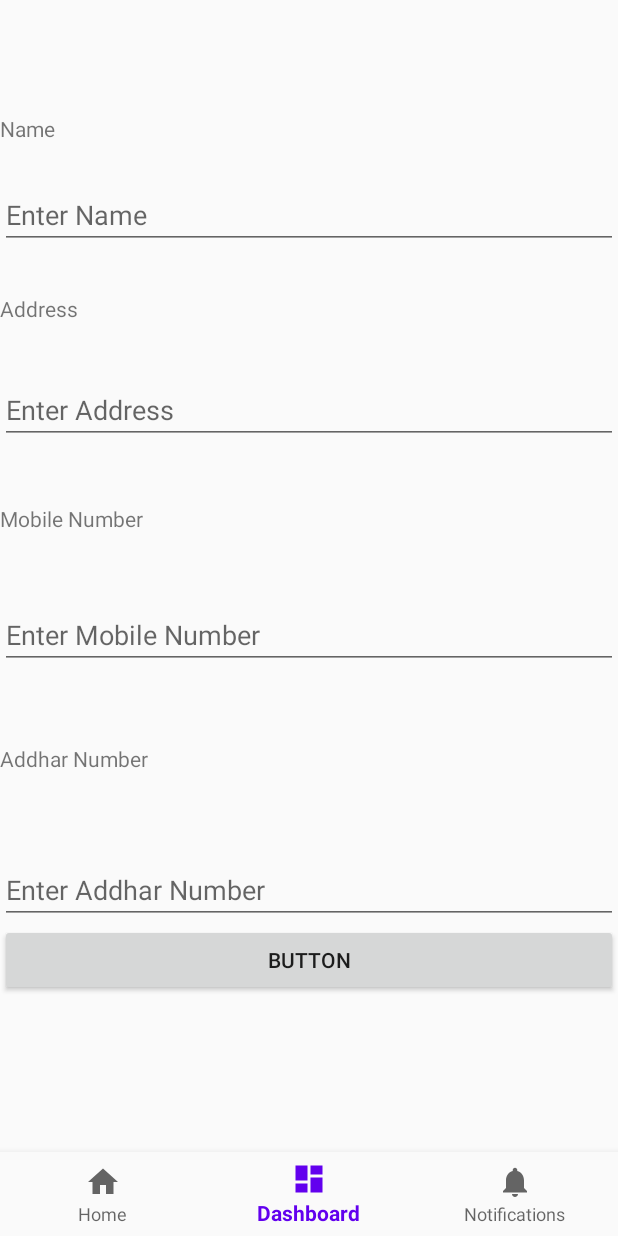
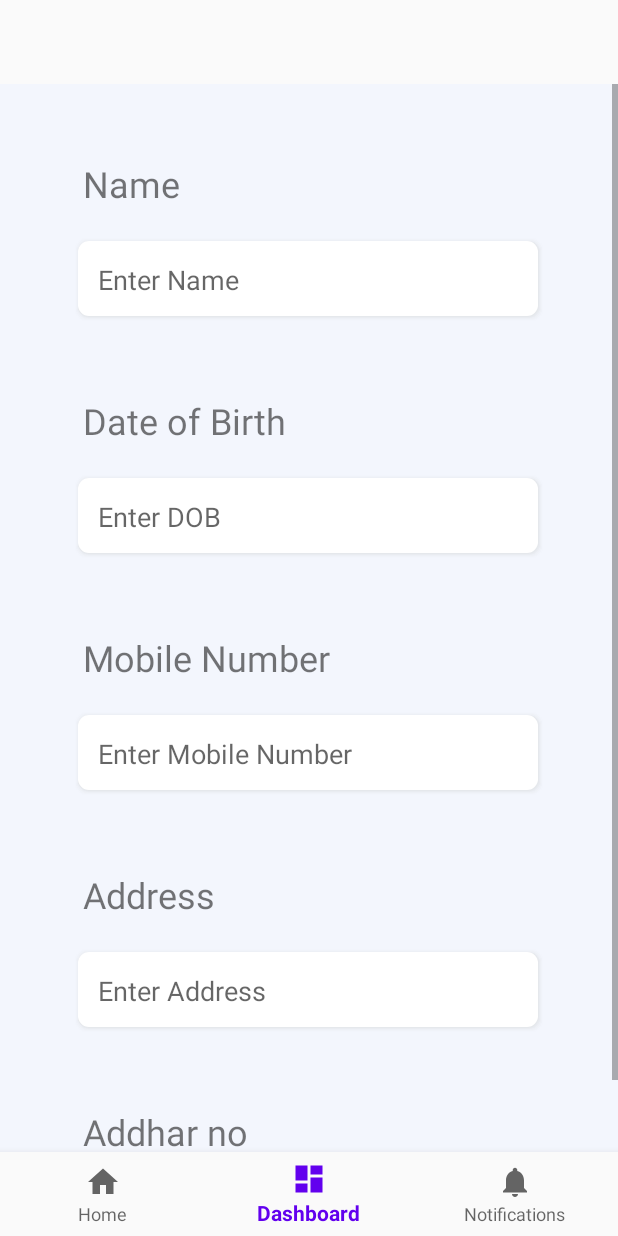
Before and after one commit to Atharva1449/Academia_android, an Android app: the DashboardFragment screen opened through its navigation route, on a phone screen of 412 x 824 dp. Run offline under Robolectric (Android 15) with nearby library versions, the phone set to English and light mode, and no system bars; our stand-ins replace navigation-ui.

Commit message:
dashboard changes

```diff
--- a/app/src/main/java/com/theonedayapps/academiaa/User_Info_Activity.java
+++ b/app/src/main/java/com/theonedayapps/academiaa/User_Info_Activity.java
@@ -59,6 +59,7 @@ public class User_Info_Activity extends AppCompatActivity {
         String dept=intent.getStringExtra("Dept");
         String addyear=intent.getStringExtra("AddYear");
         String name1=intent.getStringExtra("Name");
+        String dob1=intent.getStringExtra("Dob");
         String address1=intent.getStringExtra("Address");
         String mobileno1=intent.getStringExtra("MobileNo");
         String addharno1=intent.getStringExtra("AddharNo");
@@ -69,7 +70,7 @@ public class User_Info_Activity extends AppCompatActivity {
 
             try{
 
-                URL url = new URL("https://script.google.com/macros/s/AKfycbyANe7fzZnVWowEJYRF-pv6wSL3heScpin6jVPKLBT7JxWb0cqLHHuCKmPrx5KZmQMMsg/exec");
+                URL url = new URL("https://script.google.com/macros/s/AKfycbx-HG3OgDuC55ZcYklBLW_m7-jGeZZma3hzrpagHbmqpSB0tjb-VJVYAuU1AlFb5RmCqA/exec");
 
                 JSONObject postDataParams = new JSONObject();
 
@@ -81,6 +82,7 @@ public class User_Info_Activity extends AppCompatActivity {
                 postDataParams.put("department",dept);
                 postDataParams.put("addyear",addyear);
                 postDataParams.put("name",name1);
+                postDataParams.put("dob",dob1);
                 postDataParams.put("address",address1);
                 postDataParams.put("mobileno",mobileno1);
                 postDataParams.put("addharno",addharno1);
--- a/app/src/main/java/com/theonedayapps/academiaa/ui/dashboard/DashboardFragment.java
+++ b/app/src/main/java/com/theonedayapps/academiaa/ui/dashboard/DashboardFragment.java
@@ -22,6 +22,7 @@ public class DashboardFragment extends Fragment {
 
     private DashboardViewModel dashboardViewModel;
     private EditText name;
+    private EditText dob;
     private EditText address;
     private EditText mobileno;
     private EditText addharno;
@@ -30,6 +31,7 @@ public class DashboardFragment extends Fragment {
     private String Address;
     private String MobileNo;
     private String AddharNo;
+    private String Dob;
     public View onCreateView(@NonNull LayoutInflater inflater,
                              ViewGroup container, Bundle savedInstanceState) {
         dashboardViewModel =
@@ -41,15 +43,17 @@ public class DashboardFragment extends Fragment {
             public void onChanged(@Nullable String s) {
 
                 name=root.findViewById(R.id.ais_name);
-                address=root.findViewById(R.id.ais_address);
-                mobileno=root.findViewById(R.id.ais_mobile_number);
-                addharno=root.findViewById(R.id.ais_Addhar);
+                dob=root.findViewById(R.id.ais_Date_of_Birth);
+                address=root.findViewById(R.id.ais_Address);
+                mobileno=root.findViewById(R.id.ais_Mobileno);
+                addharno=root.findViewById(R.id.ais_Addharno);
 
                 button=root.findViewById(R.id.ais_save_dashboard);
                 button.setOnClickListener(new View.OnClickListener() {
                     @Override
                     public void onClick(View v) {
                         Name=name.getText().toString().trim();
+                        Dob=dob.getText().toString().trim();
                         Address=address.getText().toString().trim();
                         MobileNo=mobileno.getText().toString().trim();
                         AddharNo=addharno.getText().toString().trim();
@@ -57,6 +61,7 @@ public class DashboardFragment extends Fragment {
 
                             Intent intent=new Intent(getActivity(), User_Info_Activity.class);
                             intent.putExtra("Name",Name);
+                            intent.putExtra("Dob",Dob);
                             intent.putExtra("Address",Address);
                             intent.putExtra("MobileNo",MobileNo);
                             intent.putExtra("AddharNo",AddharNo);
--- a/app/src/main/java/com/theonedayapps/academiaa/ui/home/HomeFragment.java
+++ b/app/src/main/java/com/theonedayapps/academiaa/ui/home/HomeFragment.java
@@ -10,18 +10,15 @@ import android.widget.EditText;
 import android.widget.RadioButton;
 import android.widget.RadioGroup;
 import android.widget.TextView;
-import android.widget.Toast;
 
 import androidx.annotation.NonNull;
 import androidx.annotation.Nullable;
 import androidx.fragment.app.Fragment;
-import androidx.fragment.app.FragmentTransaction;
 import androidx.lifecycle.Observer;
 import androidx.lifecycle.ViewModelProvider;
 
 import com.theonedayapps.academiaa.R;
 import com.theonedayapps.academiaa.User_Info_Activity;
-import com.theonedayapps.academiaa.ui.dashboard.DashboardFragment;
 
 public class HomeFragment extends Fragment {
 
@@ -90,7 +87,7 @@ public class HomeFragment extends Fragment {
                 });
 
 // Addmission year
-                date_Add=root.findViewById(R.id.ais_date);
+                date_Add=root.findViewById(R.id.ais_name);
 
 
 
--- a/app/src/main/res/layout/fragment_dashboard.xml
+++ b/app/src/main/res/layout/fragment_dashboard.xml
@@ -5,90 +5,185 @@
     android:layout_width="match_parent"
     android:layout_height="match_parent"
     android:orientation="vertical"
+    android:background = "#F3F6FD"
     tools:context=".ui.dashboard.DashboardFragment">
 
+
     <ScrollView
-        android:id="@+id/ais_scroll_view"
         android:layout_width="match_parent"
-        android:layout_height="match_parent"
-        >
+        android:layout_height="match_parent">
 
         <LinearLayout
             android:layout_width="match_parent"
             android:layout_height="wrap_content"
             android:orientation="vertical">
 
+
+            <LinearLayout
+                android:layout_width="match_parent"
+                android:layout_height="match_parent"
+                android:orientation="vertical">
+
                 <TextView
-                android:id="@+id/ais_name_textView"
-                android:layout_width="wrap_content"
-                android:layout_height="match_parent"
+                    android:id="@+id/ais_textView_name"
+                    android:layout_width="match_parent"
+                    android:layout_height="wrap_content"
+                    android:layout_marginLeft="55dp"
+                    android:layout_marginTop="50dp"
+                    android:layout_marginRight="50dp"
                     android:text="Name"
-                android:layout_marginTop="20dp"/>
+                    android:textSize="24sp" />
+
 
                 <EditText
                     android:id="@+id/ais_name"
                     android:layout_width="match_parent"
                     android:layout_height="wrap_content"
                     android:ems="10"
+                    android:background="@drawable/fullshape_with_shadow"
+
+                    android:layout_marginTop="20dp"
                     android:hint="Enter Name"
-                android:inputType="textPersonName"
-                android:layout_marginTop="25dp"/>
+                    android:padding="15dp"
+                    android:layout_marginLeft="50dp"
+                    android:layout_marginRight="50dp"
+                    android:inputType="textPersonName" />
+            </LinearLayout>
+
+            <LinearLayout
+                android:layout_width="match_parent"
+                android:layout_height="match_parent"
+                android:orientation="vertical">
 
                 <TextView
-                android:id="@+id/ais_add_textView"
+                    android:id="@+id/ais_textView_Date_Of_Birth"
                     android:layout_width="match_parent"
                     android:layout_height="wrap_content"
-                android:layout_marginTop="30dp"
-                android:text="Address" />
+                    android:layout_marginLeft="55dp"
+                    android:layout_marginTop="50dp"
+                    android:layout_marginRight="50dp"
+                    android:text="Date of Birth"
+                    android:textSize="24sp" />
+
 
                 <EditText
-                android:id="@+id/ais_address"
+                    android:id="@+id/ais_Date_of_Birth"
                     android:layout_width="match_parent"
                     android:layout_height="wrap_content"
                     android:ems="10"
-                android:layout_marginTop="35dp"
-                android:hint="Enter Address"
+                    android:background="@drawable/fullshape_with_shadow"
+                    android:layout_marginTop="20dp"
+                    android:hint="Enter DOB"
+                    android:padding="15dp"
+                    android:layout_marginLeft="50dp"
+                    android:layout_marginRight="50dp"
                     android:inputType="textPersonName" />
+            </LinearLayout>
+
+            <LinearLayout
+                android:layout_width="match_parent"
+                android:layout_height="match_parent"
+                android:orientation="vertical">
 
                 <TextView
-                android:id="@+id/ais_number_textView"
+                    android:id="@+id/ais_textView_Mother_name"
                     android:layout_width="match_parent"
                     android:layout_height="wrap_content"
+                    android:layout_marginLeft="55dp"
+                    android:layout_marginTop="50dp"
+                    android:layout_marginRight="50dp"
                     android:text="Mobile Number"
-                android:layout_marginTop="40dp"/>
+                    android:textSize="24sp" />
+
 
                 <EditText
-                android:id="@+id/ais_mobile_number"
+                    android:id="@+id/ais_Mobileno"
                     android:layout_width="match_parent"
                     android:layout_height="wrap_content"
                     android:ems="10"
-                android:layout_marginTop="45dp"
+                    android:background="@drawable/fullshape_with_shadow"
+                    android:layout_marginTop="20dp"
                     android:hint="Enter Mobile Number"
+                    android:padding="15dp"
+                    android:maxLength="10"
+                    android:layout_marginLeft="50dp"
+                    android:layout_marginRight="50dp"
                     android:inputType="textPersonName" />
+            </LinearLayout>
+
+            <LinearLayout
+                android:layout_width="match_parent"
+                android:layout_height="match_parent"
+                android:orientation="vertical">
 
                 <TextView
-                android:id="@+id/ais_Addhar_number_textView"
+                    android:id="@+id/ais_textView_Address"
                     android:layout_width="match_parent"
                     android:layout_height="wrap_content"
-                android:text="Addhar Number"
-                android:layout_marginTop="50dp"/>
+                    android:layout_marginLeft="55dp"
+                    android:layout_marginTop="50dp"
+                    android:layout_marginRight="50dp"
+                    android:text="Address"
+                    android:textSize="24sp" />
+
 
                 <EditText
-                android:id="@+id/ais_Addhar"
+                    android:id="@+id/ais_Address"
                     android:layout_width="match_parent"
                     android:layout_height="wrap_content"
                     android:ems="10"
-                android:layout_marginTop="55dp"
-                android:hint="Enter Addhar Number"
+                    android:background="@drawable/fullshape_with_shadow"
+                    android:layout_marginTop="20dp"
+                    android:hint="Enter Address"
+                    android:padding="15dp"
+                    android:layout_marginLeft="50dp"
+                    android:layout_marginRight="50dp"
                     android:inputType="textPersonName" />
+            </LinearLayout>
 
+            <LinearLayout
+                android:layout_width="match_parent"
+                android:layout_height="match_parent"
+                android:orientation="vertical">
+
+                <TextView
+                    android:id="@+id/ais_textView_Addharno"
+                    android:layout_width="match_parent"
+                    android:layout_height="wrap_content"
+                    android:layout_marginLeft="55dp"
+                    android:layout_marginTop="50dp"
+                    android:layout_marginRight="50dp"
+                    android:text="Addhar no"
+                    android:textSize="24sp" />
+
+
+                <EditText
+                    android:id="@+id/ais_Addharno"
+                    android:layout_width="match_parent"
+                    android:layout_height="wrap_content"
+                    android:ems="10"
+                    android:background="@drawable/fullshape_with_shadow"
+                    android:layout_marginTop="20dp"
+                    android:hint="Enter max length 12 "
+                    android:padding="15dp"
+                    android:maxLength="12"
+                    android:layout_marginLeft="50dp"
+                    android:layout_marginRight="50dp"
+                    android:inputType="number" />
+            </LinearLayout>
             <Button
                 android:id="@+id/ais_save_dashboard"
                 android:layout_width="match_parent"
                 android:layout_height="wrap_content"
-                android:text="Button" />
+                android:background="@drawable/shape_button"
+                android:textColor="#FFFFFF"
+                android:layout_marginTop="50dp"
+                android:layout_marginLeft="100dp"
+                android:text="Save"
+                android:layout_marginRight="100dp" />
+
+        </LinearLayout>
 
 
-        </LinearLayout>
     </ScrollView>
 </LinearLayout>
--- a/app/src/main/res/layout/fragment_home.xml
+++ b/app/src/main/res/layout/fragment_home.xml
@@ -193,7 +193,7 @@
                 android:orientation="vertical">
 
                 <TextView
-                    android:id="@+id/ais_textView_date"
+                    android:id="@+id/ais_textView_name"
                     android:layout_width="match_parent"
                     android:layout_height="wrap_content"
                     android:layout_marginLeft="55dp"
@@ -204,7 +204,7 @@
 
 
                 <EditText
-                    android:id="@+id/ais_date"
+                    android:id="@+id/ais_name"
                     android:layout_width="match_parent"
                     android:layout_height="wrap_content"
                     android:ems="10"
--- a/app/src/main/res/layout/fragment_notifications.xml
+++ b/app/src/main/res/layout/fragment_notifications.xml
@@ -1,9 +1,11 @@
 <?xml version="1.0" encoding="utf-8"?>
-<androidx.constraintlayout.widget.ConstraintLayout xmlns:android="http://schemas.android.com/apk/res/android"
+<LinearLayout xmlns:android="http://schemas.android.com/apk/res/android"
     xmlns:app="http://schemas.android.com/apk/res-auto"
     xmlns:tools="http://schemas.android.com/tools"
     android:layout_width="match_parent"
     android:layout_height="match_parent"
+    android:orientation="vertical"
+    android:background = "#F3F6FD"
     tools:context=".ui.notifications.NotificationsFragment">
 
     <TextView
@@ -14,10 +16,16 @@
         android:layout_marginTop="8dp"
         android:layout_marginEnd="8dp"
         android:textAlignment="center"
-        android:textSize="20sp"
-        android:text="asasasasas"
-        app:layout_constraintBottom_toBottomOf="parent"
-        app:layout_constraintEnd_toEndOf="parent"
-        app:layout_constraintStart_toStartOf="parent"
-        app:layout_constraintTop_toTopOf="parent" />
-</androidx.constraintlayout.widget.ConstraintLayout>
+        android:textSize="1sp" />
+
+    <ScrollView
+        android:layout_width="match_parent"
+        android:layout_height="match_parent">
+
+        <LinearLayout
+            android:layout_width="match_parent"
+            android:layout_height="wrap_content"
+            android:orientation="vertical"
+        />
+    </ScrollView>
+</LinearLayout>
```
Lines whose indentation alone changed are shown as unchanged.
